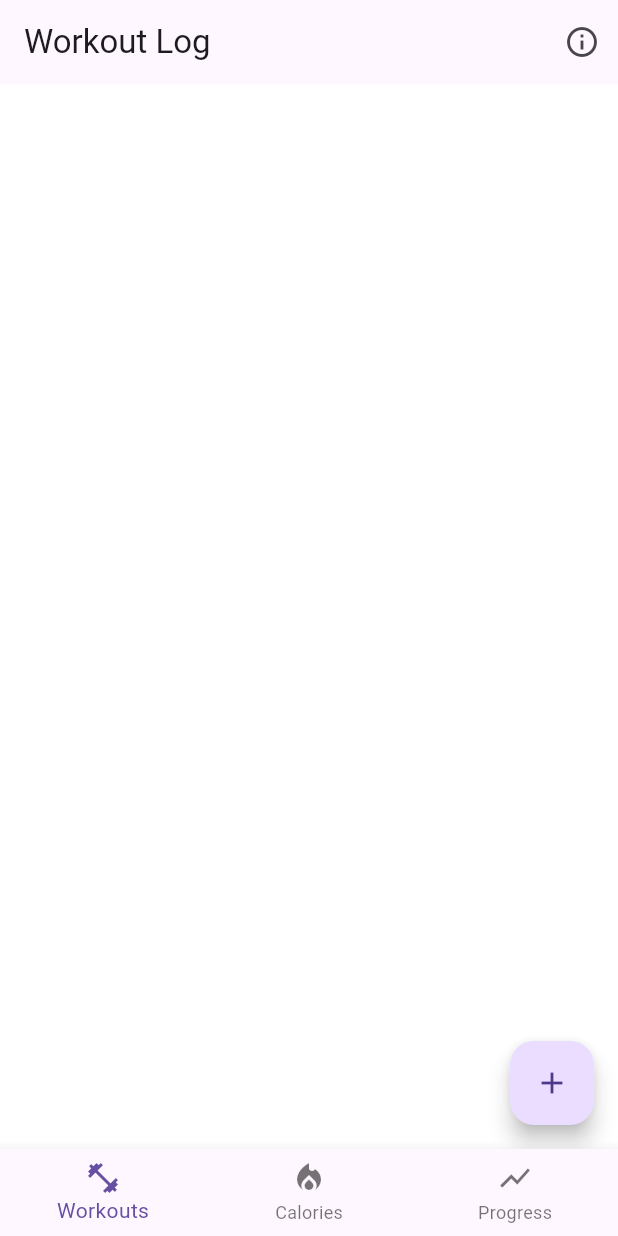
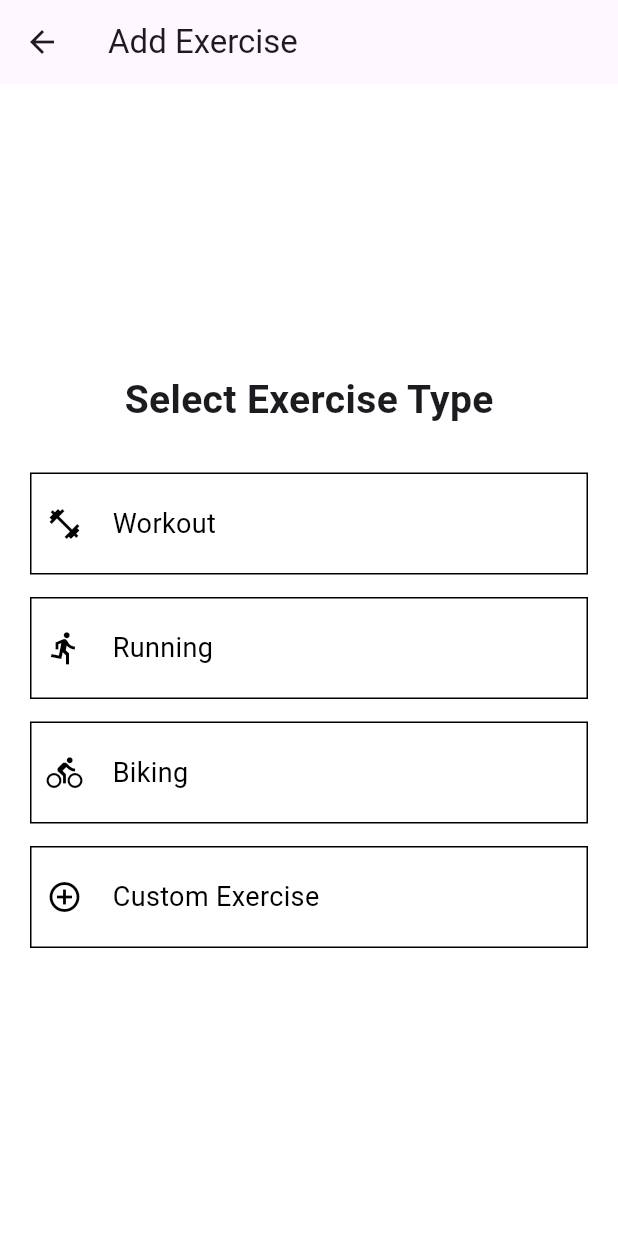
Before and after one commit to vk1hub/Fitness-Tracker, a Flutter app: the screen it shows after launch, after a tap on the "add" icon, on a phone screen of 412 x 824 dp. Run offline on Flutter 3.47's test engine with Material 3 defaults, Android fonts, the light colour scheme and no system bars.

Commit message:
Added add_exercise_screen to showcase the different types of exercises that can be added (workout, running, biking, custom). No functionality on buttons yet

```diff
--- /dev/null
+++ b/lib/add_exercise_screen.dart
@@ -0,0 +1,73 @@
+import 'package:flutter/material.dart';
+
+class AddExerciseScreen extends StatelessWidget {
+  @override
+  Widget build(BuildContext context) {
+    return Scaffold(
+      appBar: AppBar(title: Text('Add Exercise')),
+      body: Padding(
+        padding: EdgeInsets.all(20),
+        child: Column(
+          mainAxisAlignment: MainAxisAlignment.center,
+          children: [
+            Text(
+              'Select Exercise Type',
+              style: TextStyle(fontSize: 26, fontWeight: FontWeight.bold),
+            ),
+            SizedBox(height: 30),
+
+            // Workout
+            buildExerciseButton(context, 'Workout', Icons.fitness_center, () {
+              print('test');
+            }),
+            SizedBox(height: 15),
+
+            // Running
+            buildExerciseButton(context, 'Running', Icons.directions_run, () {
+              print('test');
+            }),
+            SizedBox(height: 15),
+
+            // Biking
+            buildExerciseButton(context, 'Biking', Icons.directions_bike, () {
+              print('test');
+            }),
+            SizedBox(height: 15),
+
+            // Custom Exercise
+            buildExerciseButton(context, 'Custom Exercise', Icons.control_point, () {
+              print('test');
+            }),
+          ],
+        ),
+      ),
+    );
+  }
+
+  // Helper method to build each exercise button
+  Widget buildExerciseButton(
+    BuildContext context,
+    String title,
+    IconData icon,
+    Function onTap,
+  ) {
+    return GestureDetector(
+      onTap: () => onTap(),
+      // size of buttons
+      child: Container(
+        width: double.infinity,
+        padding: EdgeInsets.symmetric(vertical: 20, horizontal: 10),
+        decoration: BoxDecoration(border: Border.all(color: Colors.black)),
+        child: Row(
+          mainAxisAlignment: MainAxisAlignment.start,
+          // icons and text
+          children: [
+            Icon(icon, color: Colors.black),
+            SizedBox(width: 20),
+            Text(title, style: TextStyle(fontSize: 18, color: Colors.black)),
+          ],
+        ),
+      ),
+    );
+  }
+}
--- a/lib/workout_screen.dart
+++ b/lib/workout_screen.dart
@@ -1,5 +1,6 @@
 import 'package:flutter/material.dart';
 import 'preset_routines.dart';
+import 'add_exercise_screen.dart';
 
 class WorkoutScreen extends StatefulWidget {
   @override
@@ -28,10 +29,14 @@ class WorkoutScreenState extends State<WorkoutScreen> {
       // ADD WORKOT BUTTON
       floatingActionButton: FloatingActionButton(
         onPressed: () {
-          print('add new workout');
+          Navigator.push(
+            context,
+            MaterialPageRoute(builder: (context) => AddExerciseScreen()),
+          );
+          ;
         },
         child: Icon(Icons.add),
-      )
+      ),
     );
   }
 }
```
